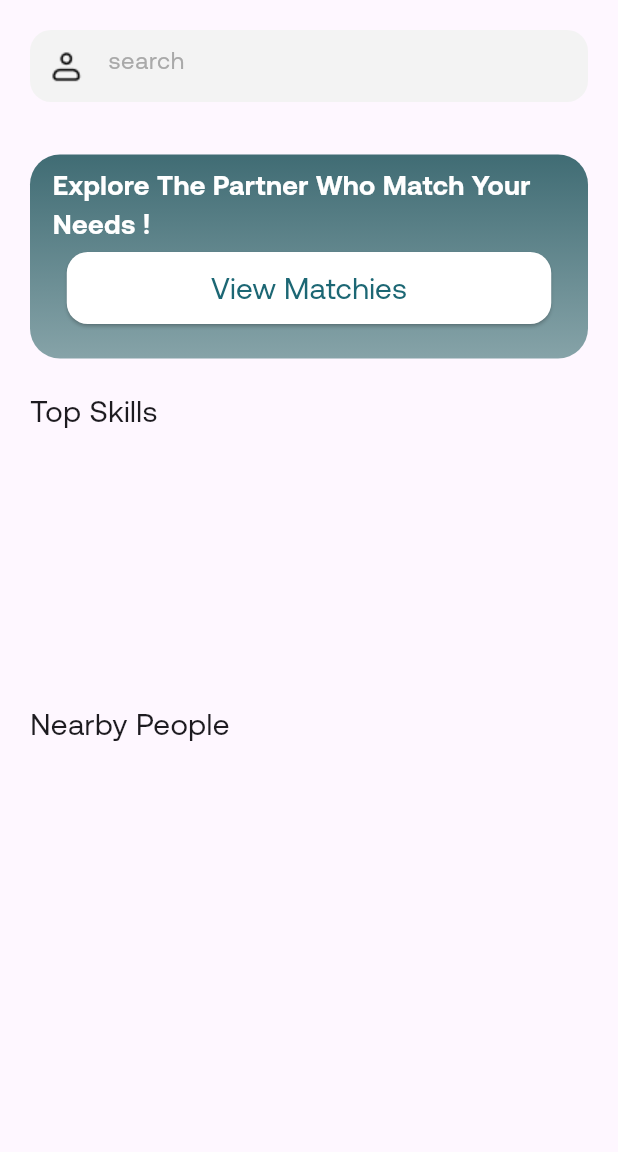
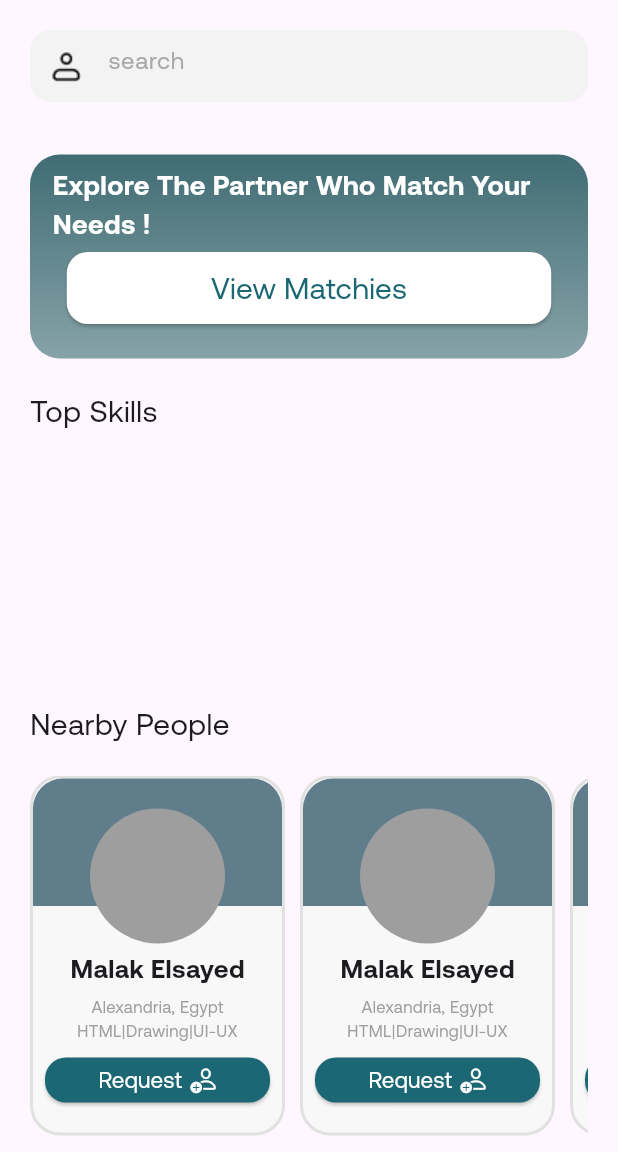
Before and after one commit to malakelsayed2/skillzy_app, a Flutter app: the HomeScreen screen opened by its route, on a phone screen of 412 x 824 dp, the part 84-1236 px from its top. Run offline on Flutter 3.47's test engine with Material 3 defaults, Android fonts, the phone set to English and light mode, and no system bars; our stand-ins replace cloud_firestore, firebase_core, go_router, percent_indicator, smooth_page_indicator; accounts and stored records are empty.

Commit message:
added profile connection card

```diff
--- a/lib/core/view_model/app_brain.dart
+++ b/lib/core/view_model/app_brain.dart
@@ -13,13 +13,11 @@ class AppBrain extends ChangeNotifier {
   Future<void> getSkillsList()async{
     final firebaseServices =FirebaseServices() ;
     skillsList = await firebaseServices.fetchSkills() ;
-    notifyListeners();
   }
 
   void getTopSkills(){
     topSkillsList = skillsList.where((skill) {
       return skill.isTopSkill == true ;
     },).toList();
-    notifyListeners();
   }
 }
--- a/lib/core/widgets/custom_button.dart
+++ b/lib/core/widgets/custom_button.dart
@@ -10,9 +10,7 @@ class CustomButton extends StatelessWidget {
   });
 
   final String title;
-
   final int titleColor;
-
   final int buttonColor;
   final VoidCallback onPressed;
 
--- /dev/null
+++ b/lib/core/widgets/custom_profile_connection_card.dart
@@ -0,0 +1,98 @@
+import 'package:flutter/cupertino.dart';
+import 'package:flutter/material.dart';
+
+import '../constants/color_manager.dart';
+
+class CustomProfileConnectionCard extends StatelessWidget {
+  const CustomProfileConnectionCard({super.key});
+
+  @override
+  Widget build(BuildContext context) {
+    return  Container(
+      padding: EdgeInsets.only(bottom: 10),
+      decoration: BoxDecoration(
+          color: Color(0xFFF8F8F8),
+          borderRadius: BorderRadiusGeometry.circular(20),
+          border: Border.all(color: Color(0xFFE1E1E1), width: 2)
+      ),
+      width: 170,
+      child: Column(
+        children: [
+          Stack(
+            clipBehavior: Clip.none,
+            children: [
+              Container(
+                height: 85,
+                decoration: BoxDecoration(
+                  color: Colors.blueGrey,
+                  borderRadius: BorderRadius.only(
+                    topLeft: Radius.circular(20),
+                    topRight: Radius.circular(20),
+                  ),
+                ),
+              ),
+              Positioned(
+                left: 0,
+                right: 0,
+                bottom: -25,
+                child: CircleAvatar(
+                  backgroundColor: Colors.grey,
+                  radius: 45,
+                ),
+              ),
+            ],
+          ),
+          SizedBox(height: 30),
+          Text(
+            'Malak Elsayed',
+            style: TextStyle(
+              fontWeight: FontWeight.bold,
+              fontSize: 17,
+            ),
+          ),
+          SizedBox(height: 5,),
+          Text(
+            'Alexandria, Egypt',
+            style: TextStyle(fontSize: 11, color: Colors.grey),
+          ),
+          Text(
+            'HTML|Drawing|UI-UX',
+            style: TextStyle(fontSize: 11, color: Colors.grey),
+          ),
+          SizedBox(height: 10,),
+          SizedBox(
+            width: 150,
+            height: 30,
+            child: ElevatedButton(
+              style: ButtonStyle(
+                shape: WidgetStatePropertyAll(
+                  RoundedRectangleBorder(
+                    borderRadius: BorderRadius.circular(14),
+                  ),
+                ),
+                backgroundColor: WidgetStatePropertyAll(
+                  Color(ColorManager.mainColorGreen),
+                ),
+              ),
+              onPressed: () {},
+              child: Row(
+                mainAxisAlignment: MainAxisAlignment.center,
+                children: [
+                  Text(
+                    "Request",
+                    style: TextStyle(
+                      fontSize: 15,
+                      color: Color(ColorManager.mainColorWhite),
+                    ),
+                  ),
+                  SizedBox(width: 5,),
+                  Icon(CupertinoIcons.person_add ,color: Color(ColorManager.mainColorWhite),),
+                ],
+              ),
+            ),
+          ),
+        ],
+      ),
+    );
+  }
+}
--- a/lib/features/home/views/home_screen.dart
+++ b/lib/features/home/views/home_screen.dart
@@ -4,6 +4,7 @@ import 'package:provider/provider.dart';
 import 'package:skillzy_app/core/constants/color_manager.dart';
 import 'package:skillzy_app/core/constants/string_manager.dart';
 import 'package:skillzy_app/core/widgets/custom_button.dart';
+import 'package:skillzy_app/core/widgets/custom_profile_connection_card.dart';
 import 'package:skillzy_app/core/widgets/custom_skill_card.dart';
 import '../../../core/view_model/app_brain.dart';
 import '../../../core/widgets/custom_textfield.dart';
@@ -68,7 +69,10 @@ class _HomeScreenState extends State<HomeScreen> {
                   ),
                 ),
                 child: Padding(
-                  padding: const EdgeInsets.symmetric(vertical: 8 , horizontal: 15),
+                  padding: const EdgeInsets.symmetric(
+                    vertical: 8,
+                    horizontal: 15,
+                  ),
                   child: Column(
                     children: [
                       Text(
@@ -79,7 +83,7 @@ class _HomeScreenState extends State<HomeScreen> {
                           color: Colors.white,
                         ),
                       ),
-                      SizedBox(height: 5,),
+                      SizedBox(height: 5),
                       CustomButton(
                         title: 'View Matchies',
                         titleColor: ColorManager.mainColorGreen,
@@ -110,6 +114,17 @@ class _HomeScreenState extends State<HomeScreen> {
               SizedBox(height: 40),
               Text('Nearby People', style: TextStyle(fontSize: 20)),
               SizedBox(height: 20),
+              SizedBox(
+                height: 240,
+                child: ListView.separated(
+                  scrollDirection: Axis.horizontal,
+                  itemBuilder: (context, index) {
+                    return CustomProfileConnectionCard();
+                  },
+                  separatorBuilder: (context, index) => Container(width: 10),
+                  itemCount: 4,
+                ),
+              ),
             ],
           ),
         ),
```
